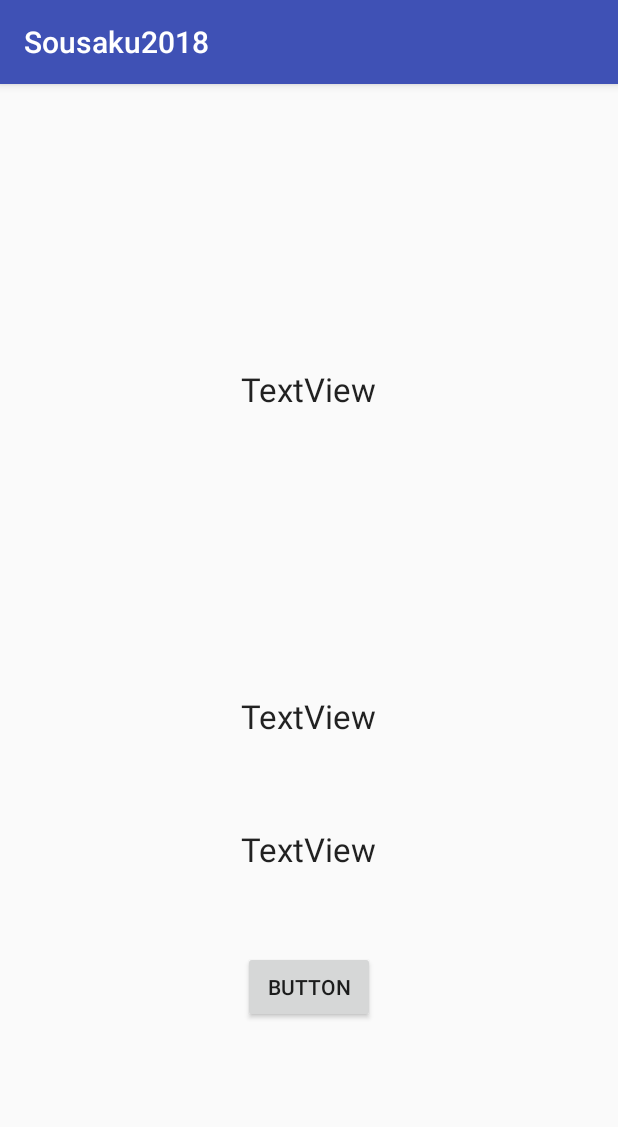
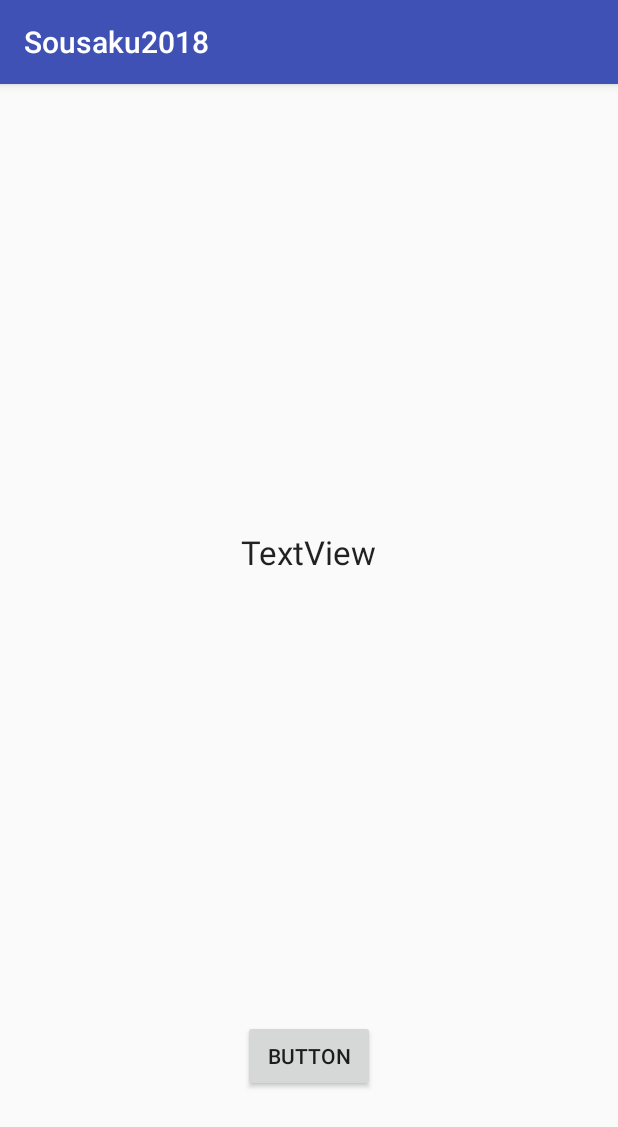
Before and after one commit to K0baya5h1/Sousaku2018, an Android app: the screen it shows after launch (MainActivity), on a phone screen of 412 x 824 dp. Shown: the top 1127 px of the screen. Run offline under Robolectric (Android 15) with nearby library versions, the phone set to English and light mode, and no system bars.

```diff
--- a/app/src/main/res/layout/activity_main.xml
+++ b/app/src/main/res/layout/activity_main.xml
@@ -18,56 +18,23 @@
         android:layout_marginTop="8dp"
         android:text="TextView"
         android:textAppearance="@style/TextAppearance.AppCompat.Large"
-        app:layout_constraintBottom_toTopOf="@+id/textView2"
+        app:layout_constraintBottom_toTopOf="@+id/button"
         app:layout_constraintEnd_toEndOf="parent"
         app:layout_constraintStart_toStartOf="parent"
         app:layout_constraintTop_toTopOf="parent" />
-
-    <TextView
-        android:id="@+id/textView2"
-        android:layout_width="wrap_content"
-        android:layout_height="wrap_content"
-        android:layout_marginBottom="332dp"
-        android:layout_marginEnd="8dp"
-        android:layout_marginLeft="8dp"
-        android:layout_marginRight="8dp"
-        android:layout_marginStart="8dp"
-        android:text="TextView"
-        android:textAppearance="@style/TextAppearance.AppCompat.Large"
-        app:layout_constraintBottom_toBottomOf="parent"
-        app:layout_constraintEnd_toEndOf="parent"
-        app:layout_constraintStart_toStartOf="parent" />
 
     <Button
         android:id="@+id/button"
         android:layout_width="wrap_content"
         android:layout_height="wrap_content"
-        android:layout_marginBottom="8dp"
+        android:layout_marginBottom="96dp"
         android:layout_marginEnd="8dp"
         android:layout_marginLeft="8dp"
         android:layout_marginRight="8dp"
         android:layout_marginStart="8dp"
-        android:layout_marginTop="8dp"
         android:text="Button"
         app:layout_constraintBottom_toBottomOf="parent"
         app:layout_constraintEnd_toEndOf="parent"
-        app:layout_constraintStart_toStartOf="parent"
-        app:layout_constraintTop_toBottomOf="@+id/textView2" />
+        app:layout_constraintStart_toStartOf="parent" />
 
-    <TextView
-        android:id="@+id/textView3"
-        android:layout_width="wrap_content"
-        android:layout_height="wrap_content"
-        android:layout_marginBottom="8dp"
-        android:layout_marginLeft="8dp"
-        android:layout_marginStart="8dp"
-        android:layout_marginTop="8dp"
-        android:text="TextView"
-        android:textAppearance="@style/TextAppearance.AppCompat.Large"
-        app:layout_constraintBottom_toTopOf="@+id/button"
-        app:layout_constraintEnd_toEndOf="parent"
-        app:layout_constraintHorizontal_bias="0.487"
-        app:layout_constraintStart_toStartOf="parent"
-        app:layout_constraintTop_toBottomOf="@+id/textView2"
-        app:layout_constraintVertical_bias="0.528" />
 </android.support.constraint.ConstraintLayout>
```
Also changed, not shown: app/src/main/java/com/example/sousaku/sousaku2018/MainActivity.kt (+40 -17 lines).
